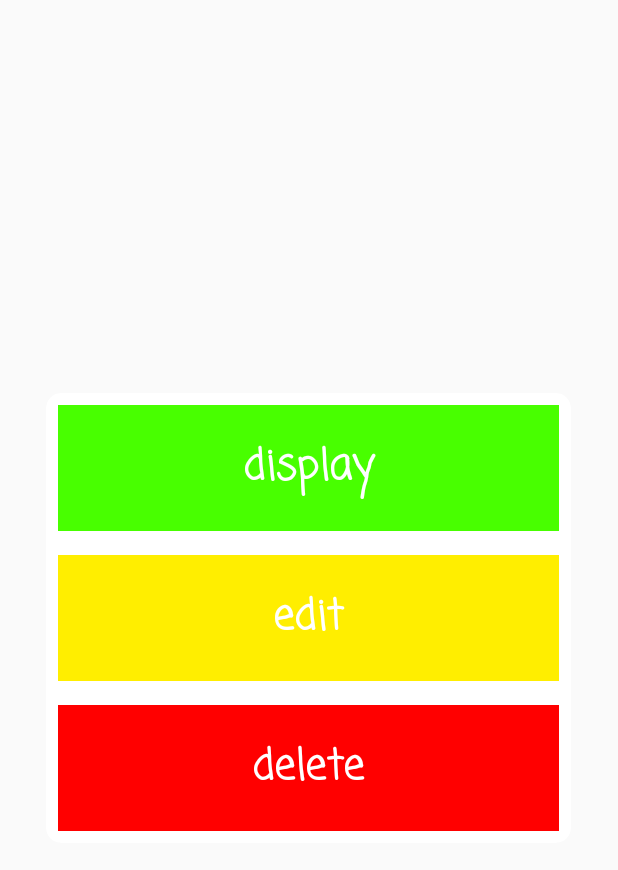
After one commit to Mohammedkhaled95/MarketPlace, an Android app: the layout make_choice_builder.xml on its own in the app's theme, with its tools: preview values and no code run, on a phone screen of 412 x 824 dp. The commit adds this screen. Shown: the top 870 px of the screen. Run offline under Robolectric (Android 15) with nearby library versions, the phone set to English and light mode, and no system bars.

Commit message:
make action dialoge (edit, delete, display) make delete dialoge (yes , No)

```diff
--- /dev/null
+++ b/app/src/main/res/layout/make_choice_builder.xml
@@ -0,0 +1,76 @@
+<android.support.v7.widget.CardView xmlns:android="http://schemas.android.com/apk/res/android"
+    xmlns:app="http://schemas.android.com/apk/res-auto"
+    android:layout_width="350dp"
+    android:layout_height="300dp"
+    android:layout_gravity="center"
+    android:elevation="50dp"
+    app:cardCornerRadius="10dp">
+
+
+    <LinearLayout
+        android:id="@+id/choices_layout"
+        android:layout_width="match_parent"
+        android:layout_height="match_parent"
+        android:gravity="center"
+        android:orientation="vertical">
+
+
+        <TextView
+            android:id="@+id/display_choice_tv"
+            android:layout_width="match_parent"
+            android:layout_height="0dp"
+            android:layout_margin="8dp"
+            android:layout_weight="1"
+            android:background="#48ff00"
+            android:fontFamily="casual"
+            android:gravity="center"
+            android:text="display"
+            android:textAllCaps="false"
+            android:textColor="@color/colorWhite"
+            android:textSize="28sp"
+            android:textStyle="bold"
+
+
+            />
+
+        <TextView
+            android:id="@+id/edit_choice_tv"
+            android:layout_width="match_parent"
+            android:layout_height="0dp"
+            android:layout_margin="8dp"
+            android:layout_weight="1"
+            android:background="#ffee00"
+            android:fontFamily="casual"
+            android:gravity="center"
+            android:text="edit"
+            android:textAllCaps="false"
+            android:textColor="@color/colorWhite"
+            android:textSize="28sp"
+            android:textStyle="bold"
+
+
+            />
+
+        <TextView
+            android:id="@+id/delete_choice_tv"
+            android:layout_width="match_parent"
+            android:layout_height="0dp"
+            android:layout_margin="8dp"
+            android:layout_weight="1"
+            android:background="@color/colorRed"
+            android:fontFamily="casual"
+            android:gravity="center"
+            android:text="delete"
+            android:textAllCaps="false"
+            android:textColor="@color/colorWhite"
+            android:textSize="28sp"
+            android:textStyle="bold"
+
+
+            />
+
+
+    </LinearLayout>
+
+
+</android.support.v7.widget.CardView>
```
Also changed, not shown: app/src/main/java/com/example/khaled/shopz/HomeActivity.java (+117 -72 lines), app/src/main/res/layout/delete_item_dialoge.xml (added, +62 -0 lines).
